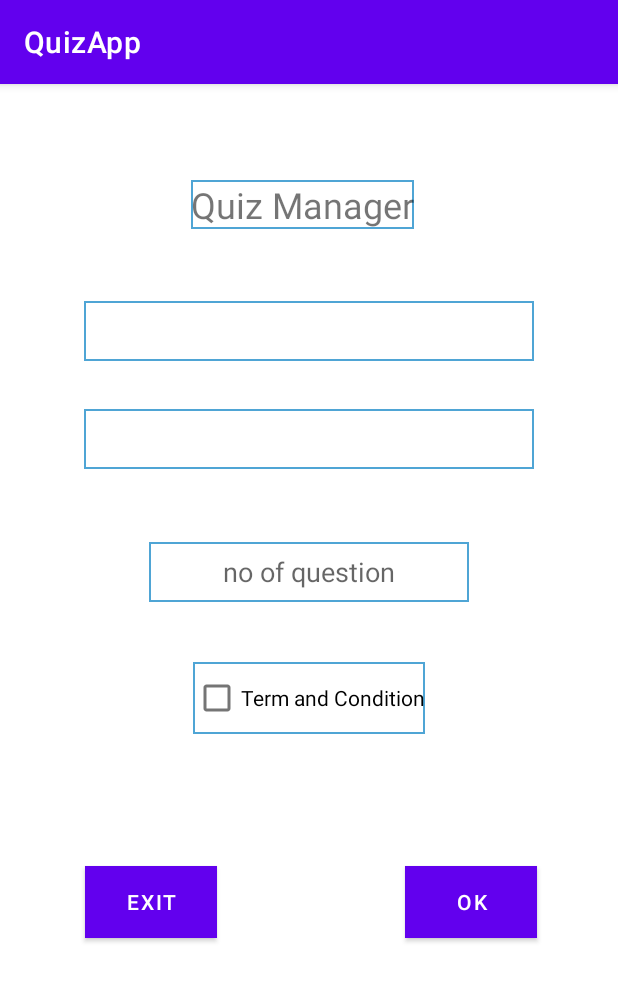
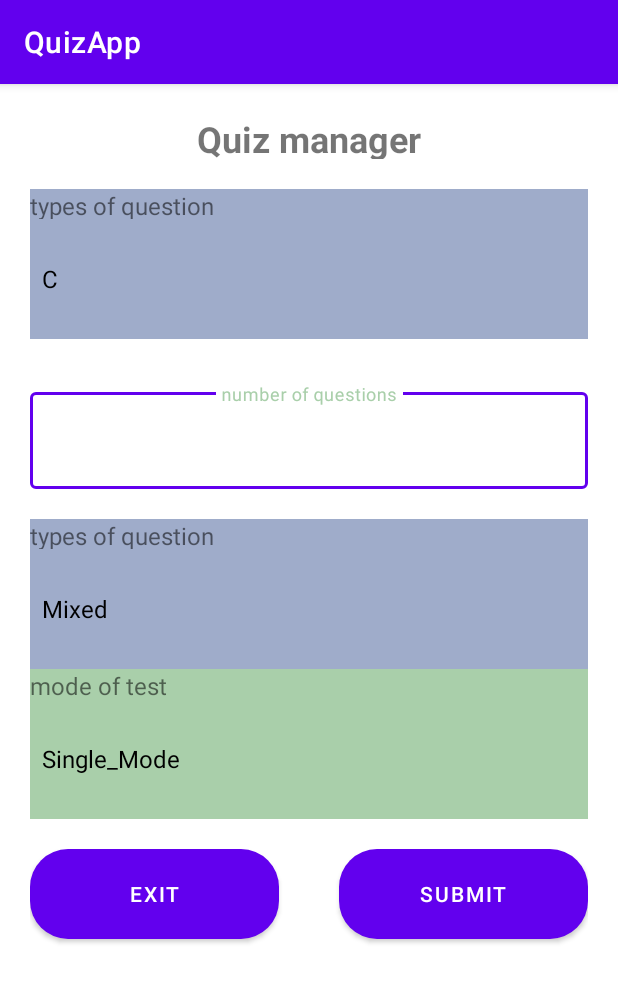
Before and after one commit to Deepakkumar827/QuizApp, an Android app: the screen it shows after launch (QuizManager), after a tap on "Mobile Application Developement", on a phone screen of 412 x 824 dp. Shown: the top 982 px of the screen. Run offline under Robolectric (Android 15) with nearby library versions, the phone set to English and light mode, and no system bars; our stand-ins replace navigation-ui.

Commit message:
commit after redesigning quiz manager

```diff
--- a/app/src/main/AndroidManifest.xml
+++ b/app/src/main/AndroidManifest.xml
@@ -16,10 +16,10 @@
             android:name=".ui.addquestion.AddQuestionDashboard"
             android:exported="false" />
         <activity
-            android:name=".ui.user.QuizDashboard"
+            android:name=".ui.user.QuizManager"
             android:exported="false" />
         <activity
-            android:name=".ui.user.QuizManager"
+            android:name=".ui.user.QuizDashboard"
             android:exported="false" />
         <activity
             android:name=".MainActivity"
--- a/app/src/main/java/com/example/quizapp/backend/data/DATA.java
+++ b/app/src/main/java/com/example/quizapp/backend/data/DATA.java
@@ -4,7 +4,10 @@ public class DATA {
     public static String[] subject=new String[]{"MAD", "computer network", "java", "python", "DSA", "compiler design", "C", "C++" };
 //    public static String[] questiontype=new String[]{"SWA", "SMCQ4", "IVA", "NVA", "MMCQ4" };
     public static String[] questiontype=new String[]{"SWA", "SMCQ4", "IVA", "NVA" };
-    public static String[] creator=new String[]{"Deepak", "Harish","Ritarshi", "Bablu", "Anshul","Ayush", "Abhishek",  "Rupak", "Rohit P Singh" };
+//    public static String[] creator=new String[]{"Deepak", "Harish","Ritarshi", "Bablu", "Anshul","Ayush", "Abhishek",  "Rupak", "Rohit P Singh" };
+    public static String[] test_mode=new String[]{"Single_Mode", "All_In_One", "Single_Mode_instant_checking", "All_In_One_instant_checking" };
+    public static String[] test_type=new String[]{"Mixed", "only_SMCQ4", "only_IVA", "only_NVA", "only_SWA" };
+
 
 
 }
--- a/app/src/main/java/com/example/quizapp/ui/addquestion/SMCQ4AddQuestionFragment.java
+++ b/app/src/main/java/com/example/quizapp/ui/addquestion/SMCQ4AddQuestionFragment.java
@@ -99,9 +99,8 @@ public class SMCQ4AddQuestionFragment extends Fragment {
         answer=getView().findViewById(R.id.answer);
         ArrayAdapter<Integer> adapter2 = new ArrayAdapter<Integer>(getActivity(), android.R.layout.simple_spinner_dropdown_item, optanswer);
         answer.setAdapter(adapter2);
+        answer.setSelection(adapter2.getPosition(1));
 
-
-        answer.setSelection(adapter2.getPosition(1));
         option1=getView().findViewById(R.id.option1);
         option2=getView().findViewById(R.id.option2);
         option3=getView().findViewById(R.id.option3);
--- a/app/src/main/java/com/example/quizapp/ui/home/HomeFragment.java
+++ b/app/src/main/java/com/example/quizapp/ui/home/HomeFragment.java
@@ -49,7 +49,7 @@ public class HomeFragment extends Fragment {
             @Override
             public void onClick(View v) {
                 Intent intent=new Intent(getContext(), QuizManager.class);
-                intent.putExtra("subject", "MAD");
+                intent.putExtra("subject", "C");
                 startActivity(intent);
             }
         });
--- a/app/src/main/java/com/example/quizapp/ui/user/QuizDashboard.java
+++ b/app/src/main/java/com/example/quizapp/ui/user/QuizDashboard.java
@@ -2,24 +2,28 @@ package com.example.quizapp.ui.user;
 
 import androidx.appcompat.app.AppCompatActivity;
 
-import android.content.Intent;
 import android.os.Bundle;
-import android.widget.TextView;
+import android.widget.EditText;
+import android.widget.Spinner;
 
 import com.example.quizapp.R;
 
 public class QuizDashboard extends AppCompatActivity {
-    TextView txt2;
+    String test_mode, test_type, subject;
+    int no_of_question;
+
 
     @Override
     protected void onCreate(Bundle savedInstanceState) {
         super.onCreate(savedInstanceState);
         setContentView(R.layout.activity_quiz_dashboard);
-        txt2=findViewById(R.id.textView);
+        Bundle bundle=getIntent().getExtras();
+//        test_mode=bundle.get("test_mode").toString();
+//        subject=bundle.get("subject").toString();
+//        no_of_question=Integer.parseInt(bundle.get("no_of_question").toString().trim());
+//        test_type=bundle.get("test_type").toString();
 
-        Intent intent=getIntent();
-        String message=intent.getExtras().get("subject").toString();
-        txt2.setText(message);
 
     }
+
 }
--- a/app/src/main/java/com/example/quizapp/ui/user/QuizManager.java
+++ b/app/src/main/java/com/example/quizapp/ui/user/QuizManager.java
@@ -4,20 +4,57 @@ import androidx.appcompat.app.AppCompatActivity;
 
 import android.content.Intent;
 import android.os.Bundle;
+import android.provider.ContactsContract;
 import android.view.View;
+import android.widget.ArrayAdapter;
 import android.widget.Button;
+import android.widget.EditText;
+import android.widget.Spinner;
+import android.widget.Toast;
 
 import com.example.quizapp.R;
+import com.example.quizapp.backend.data.DATA;
 
 public class QuizManager extends AppCompatActivity {
-    Button exit4, ok4;
-    Button b;
+    Button exit, ok;
+    EditText  no_of_question;
+    Spinner test_mode, test_type, subject;
     @Override
     protected void onCreate(Bundle savedInstanceState) {
         super.onCreate(savedInstanceState);
-        setContentView(R.layout.activity_quiz_dashboard);
-        exit4=findViewById(R.id.exit4);
-        exit4.setOnClickListener(new View.OnClickListener() {
+        setContentView(R.layout.activity_quiz_manager);
+
+        subject=findViewById(R.id.subject);
+        no_of_question=findViewById(R.id.no_of_question);
+        test_mode=findViewById(R.id.test_mode);
+        test_type=findViewById(R.id.test_type);
+
+        exit=findViewById(R.id.exit);
+        ok=findViewById(R.id.submit);
+
+
+        ArrayAdapter<String> adapter1= new ArrayAdapter<String>(this, android.R.layout.simple_spinner_dropdown_item, DATA.subject);
+        subject.setAdapter(adapter1);
+        subject.setSelection(adapter1.getPosition("DSA"));
+
+        ArrayAdapter<String> adapter2 = new ArrayAdapter<String>(this, android.R.layout.simple_spinner_dropdown_item, DATA.test_type);
+        test_type.setAdapter(adapter2);
+        test_type.setSelection(adapter2.getPosition("All"));
+        ArrayAdapter<String> adapter3 = new ArrayAdapter<String>(this, android.R.layout.simple_spinner_dropdown_item, DATA.test_mode);
+        test_mode.setAdapter(adapter3);
+        test_mode.setSelection(adapter3.getPosition("Single_Mode"));
+
+
+
+
+
+        Bundle bundle=getIntent().getExtras();
+        if(!bundle.get("subject").toString().trim().matches("")){
+
+            subject.setSelection(adapter1.getPosition(bundle.get("subject").toString()));
+
+        }
+        exit.setOnClickListener(new View.OnClickListener() {
             @Override
             public void onClick(View v) {
                 finish();
@@ -25,14 +62,21 @@ public class QuizManager extends AppCompatActivity {
             }
         });
 
-        ok4=findViewById(R.id.ok4);
-        ok4.setOnClickListener(new View.OnClickListener() {
+        ok.setOnClickListener(new View.OnClickListener() {
             @Override
             public void onClick(View v) {
                 Intent intent=new Intent(getApplicationContext(), QuizDashboard.class);
-                intent.putExtra("subject", "MAD");
-                finish();
-                startActivity(intent);
+                if (no_of_question.getText().toString().trim().matches("") || Integer.parseInt(no_of_question.getText().toString().trim())==0) {
+                    Toast.makeText(getApplicationContext(), "Please fill in all the required fields.", Toast.LENGTH_SHORT).show();
+                }
+                else {
+                    intent.putExtra("subject", subject.getSelectedItem().toString().trim());
+                    intent.putExtra("test_type", test_type.getSelectedItem().toString().trim());
+                    intent.putExtra("test_mode", test_mode.getSelectedItem().toString().trim());
+                    intent.putExtra("no_of_question", no_of_question.getText().toString());
+                    finish();
+                    startActivity(intent);
+                }
             }
         });
 
--- a/app/src/main/res/layout/activity_quiz_dashboard.xml
+++ b/app/src/main/res/layout/activity_quiz_dashboard.xml
@@ -1,116 +1,36 @@
 <?xml version="1.0" encoding="utf-8"?>
-<androidx.constraintlayout.widget.ConstraintLayout xmlns:android="http://schemas.android.com/apk/res/android"
+<LinearLayout xmlns:android="http://schemas.android.com/apk/res/android"
     xmlns:app="http://schemas.android.com/apk/res-auto"
     xmlns:tools="http://schemas.android.com/tools"
     android:layout_width="match_parent"
     android:layout_height="match_parent"
-    tools:context=".ui.user.QuizManager">
+    android:orientation="vertical"
+    android:layout_margin="20dp"
+    android:backgroundTint="@color/lightgreen"
+    tools:context=".ui.user.QuizDashboard">
 
-    <androidx.constraintlayout.widget.Guideline
-        android:id="@+id/guideline4"
-        android:layout_width="wrap_content"
-        android:layout_height="wrap_content"
-        android:orientation="vertical"
-        app:layout_constraintGuide_begin="50dp" />
+    <!-- TODO: Update blank fragment layout -->
 
-    <androidx.constraintlayout.widget.Guideline
-        android:id="@+id/guideline5"
-        android:layout_width="wrap_content"
-        android:layout_height="wrap_content"
-        android:orientation="vertical"
-        app:layout_constraintGuide_end="50dp" />
+
+
+
+
 
     <TextView
-        android:id="@+id/textView"
-        android:layout_width="wrap_content"
-        android:layout_height="wrap_content"
-        android:layout_marginTop="64dp"
-        android:text="Quiz Manager"
-        android:background="@drawable/back"
+        android:id="@+id/textView2"
+        android:textSize="24sp"
+        android:textStyle="bold"
+        style="@style/textview_extralarge"
+        android:layout_height="30dp"
 
-        android:lines="1"
-        android:textSize="24sp"
-        app:layout_constraintEnd_toEndOf="parent"
-        app:layout_constraintHorizontal_bias="0.484"
-        app:layout_constraintStart_toStartOf="parent"
-        app:layout_constraintTop_toTopOf="parent" />
+        android:text="Quiz dashboard" />
 
 
-    <EditText
-        android:hint="no of question"
-        android:id="@+id/editTextNumberSigned"
-        android:layout_width="wrap_content"
-        android:layout_height="40dp"
-        android:background="@drawable/back"
-        android:ems="10"
-        android:gravity="center"
-        android:inputType="numberSigned"
-        app:layout_constraintBottom_toBottomOf="parent"
-        app:layout_constraintEnd_toStartOf="@+id/guideline5"
-        app:layout_constraintHorizontal_bias="0.497"
-        app:layout_constraintStart_toStartOf="@+id/guideline4"
-        app:layout_constraintTop_toBottomOf="@+id/spinner2"
-        app:layout_constraintVertical_bias="0.103" />
 
 
-    <Spinner
-        android:id="@+id/spinner"
-        android:layout_width="300dp"
-        android:layout_height="40dp"
-        android:layout_marginTop="48dp"
 
-        android:background="@drawable/back"
-        app:layout_constraintEnd_toStartOf="@+id/guideline5"
-        app:layout_constraintHorizontal_bias="0.489"
-        app:layout_constraintStart_toStartOf="@+id/guideline4"
-        app:layout_constraintTop_toBottomOf="@+id/textView" />
 
-    <Spinner
-        android:id="@+id/spinner2"
-        android:layout_width="300dp"
-        android:layout_height="40dp"
-        android:layout_marginTop="32dp"
-        android:background="@drawable/back"
-        app:layout_constraintEnd_toStartOf="@+id/guideline5"
-        app:layout_constraintHorizontal_bias="0.489"
-        app:layout_constraintStart_toStartOf="@+id/guideline4"
-        app:layout_constraintTop_toBottomOf="@+id/spinner" />
 
-    <CheckBox
-        android:id="@+id/checkBox"
-        android:layout_width="wrap_content"
-        android:layout_height="wrap_content"
-        android:layout_marginTop="40dp"
-        android:background="@drawable/back"
 
-        android:text="Term and Condition"
-        app:layout_constraintEnd_toEndOf="parent"
-        app:layout_constraintStart_toStartOf="parent"
-        app:layout_constraintTop_toBottomOf="@+id/editTextNumberSigned" />
 
-    <Button
-        android:id="@+id/exit4"
-        android:layout_width="wrap_content"
-        android:layout_height="wrap_content"
-        android:background="@drawable/back"
-        android:text="Exit"
-
-        app:layout_constraintBaseline_toBaselineOf="@+id/ok4"
-        app:layout_constraintEnd_toStartOf="@+id/ok4"
-        app:layout_constraintHorizontal_bias="0.048"
-        app:layout_constraintStart_toStartOf="@+id/guideline4" />
-
-    <Button
-        android:id="@+id/ok4"
-        android:layout_width="wrap_content"
-        android:layout_height="wrap_content"
-        android:layout_marginEnd="4dp"
-        android:background="#11ff11"
-
-        android:text="OK"
-        app:layout_constraintBottom_toBottomOf="parent"
-        app:layout_constraintEnd_toStartOf="@+id/guideline5"
-        app:layout_constraintTop_toBottomOf="@+id/checkBox"
-        app:layout_constraintVertical_bias="0.307" />
-
-</androidx.constraintlayout.widget.ConstraintLayout>
+</LinearLayout>
--- /dev/null
+++ b/app/src/main/res/layout/activity_quiz_manager.xml
@@ -0,0 +1,155 @@
+<?xml version="1.0" encoding="utf-8"?>
+<LinearLayout xmlns:android="http://schemas.android.com/apk/res/android"
+    xmlns:app="http://schemas.android.com/apk/res-auto"
+    xmlns:tools="http://schemas.android.com/tools"
+    android:layout_width="match_parent"
+    android:layout_height="match_parent"
+    android:orientation="vertical"
+    android:layout_margin="20dp"
+    android:backgroundTint="@color/lightgreen"
+    tools:context=".ui.user.QuizManager">
+
+    <!-- TODO: Update blank fragment layout -->
+
+
+
+
+
+
+    <TextView
+        android:id="@+id/textView2"
+        android:textSize="24sp"
+        android:textStyle="bold"
+        style="@style/textview_extralarge"
+        android:layout_height="30dp"
+
+        android:text="Quiz manager" />
+
+
+    <TextView
+        android:id="@+id/textView4"
+        android:textSize="16sp"
+        android:layout_width="match_parent"
+
+        android:background="@color/lightblue"
+        android:layout_height="20dp"
+        android:layout_marginTop="20dp"
+
+        android:text="types of question" />
+
+    <Spinner
+        android:id="@+id/subject"
+        style="@style/edittext_extralarge"
+        android:background="@color/lightblue"
+
+        />
+
+
+
+
+
+
+
+    <com.google.android.material.textfield.TextInputLayout
+        android:layout_width="match_parent"
+        android:layout_height="70dp"
+        android:layout_marginTop="30dp"
+        style="@style/Widget.MaterialComponents.TextInputLayout.OutlinedBox"
+        android:hint="number of questions"
+        android:textColorHint="@color/lightgreen"
+        app:hintTextColor="@color/lightgreen">
+        <EditText
+            android:id="@+id/no_of_question"
+            android:gravity="center"
+            android:layout_width="match_parent"
+            android:layout_height="match_parent"
+            android:textSize="20sp"
+            android:inputType="number"
+
+            android:lines="1"
+
+            />
+
+    </com.google.android.material.textfield.TextInputLayout>
+
+
+
+
+
+
+
+
+
+
+
+
+
+
+
+    <TextView
+        android:id="@+id/textView3"
+        android:textSize="16sp"
+        android:layout_width="match_parent"
+
+        android:background="@color/lightblue"
+        android:layout_height="20dp"
+        android:layout_marginTop="20dp"
+
+        android:text="types of question" />
+
+    <Spinner
+        android:id="@+id/test_type"
+        style="@style/edittext_extralarge"
+        android:background="@color/lightblue"
+
+        />
+
+    <TextView
+        android:id="@+id/textView1"
+        android:textSize="16sp"
+        android:layout_width="match_parent"
+        android:background="@color/lightgreen"
+
+        android:layout_height="20dp"
+        android:text="mode of test" />
+
+    <Spinner
+        android:id="@+id/test_mode"
+        style="@style/edittext_extralarge"
+
+        android:background="@color/lightgreen"
+
+        />
+
+
+
+    <androidx.appcompat.widget.LinearLayoutCompat
+        android:layout_width="match_parent"
+        android:layout_marginTop="20dp"
+        android:layout_height="80dp">
+
+
+        <Button
+            android:id="@+id/exit"
+            android:layout_weight="1"
+            style="@style/button_medium_rounded"
+            android:layout_marginRight="20dp"
+
+            android:text="EXIT" />
+
+        <Button
+            android:id="@+id/submit"
+            android:layout_weight="1"
+            android:layout_marginLeft="20dp"
+            style="@style/button_medium_rounded"
+            android:text="SUBMIT" />
+    </androidx.appcompat.widget.LinearLayoutCompat>
+
+    <View
+        android:layout_width="match_parent"
+        android:layout_height="200dp"/>
+
+
+
+
+</LinearLayout>
--- a/app/src/main/res/layout/fragment_i_v_a_add_question.xml
+++ b/app/src/main/res/layout/fragment_i_v_a_add_question.xml
@@ -56,7 +56,6 @@
             android:layout_width="match_parent"
             android:layout_height="match_parent"
             android:inputType="number"
-            android:digits="abcdefghijklmnopqrstuvwxyzABCDEFGHIJKLMNOPQRSTUVWXYZ0123456789"
             android:textSize="20sp"
 
             />
```
